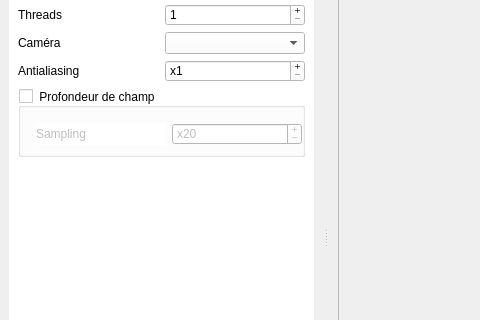
Qt form raytracer.ui (gaelduplessix/raytracer-42) before a commit; both pictures show x 0 to 480 and y 187 to 507 of the 1107 by 800 pixel window.
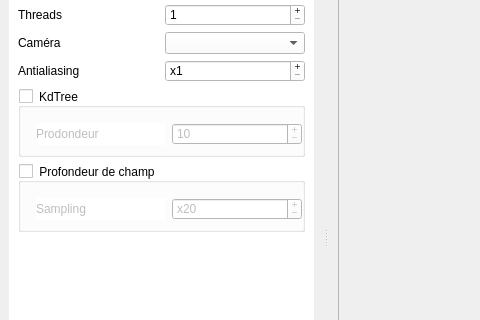
The same form after that commit. Icons and pictures are not drawn.

Commit message: Et dieu crea le KdTree !

```diff
--- a/raytracer.ui
+++ b/raytracer.ui
@@ -227,7 +227,7 @@
           <x>0</x>
           <y>0</y>
           <width>315</width>
-          <height>549</height>
+          <height>534</height>
          </rect>
         </property>
         <property name="styleSheet">
@@ -333,7 +333,7 @@
               </property>
              </widget>
             </item>
-            <item row="9" column="0">
+            <item row="11" column="0">
              <spacer name="verticalSpacer_2">
               <property name="orientation">
                <enum>Qt::Vertical</enum>
@@ -346,7 +346,7 @@
               </property>
              </spacer>
             </item>
-            <item row="8" column="0" colspan="2">
+            <item row="10" column="0" colspan="2">
              <widget class="QGroupBox" name="_depthField">
               <property name="title">
                <string>Profondeur de champ</string>
@@ -460,6 +460,50 @@
               </property>
              </widget>
             </item>
+            <item row="8" column="0" colspan="2">
+             <widget class="QGroupBox" name="_kdTree">
+              <property name="title">
+               <string>KdTree</string>
+              </property>
+              <property name="checkable">
+               <bool>true</bool>
+              </property>
+              <property name="checked">
+               <bool>false</bool>
+              </property>
+              <layout class="QGridLayout" name="gridLayout_22">
+               <property name="leftMargin">
+                <number>15</number>
+               </property>
+               <property name="topMargin">
+                <number>15</number>
+               </property>
+               <property name="rightMargin">
+                <number>0</number>
+               </property>
+               <item row="0" column="1">
+                <widget class="QSpinBox" name="_kdTreeDepth">
+                 <property name="buttonSymbols">
+                  <enum>QAbstractSpinBox::PlusMinus</enum>
+                 </property>
+                 <property name="maximum">
+                  <number>1000</number>
+                 </property>
+                 <property name="value">
+                  <number>10</number>
+                 </property>
+                </widget>
+               </item>
+               <item row="0" column="0">
+                <widget class="QLabel" name="label_18">
+                 <property name="text">
+                  <string>Prodondeur</string>
+                 </property>
+                </widget>
+               </item>
+              </layout>
+             </widget>
+            </item>
            </layout>
           </widget>
          </item>
```
Left out of the diff: 20 changed lines with no effect on the pictures. The commit also changes 20 other files.
